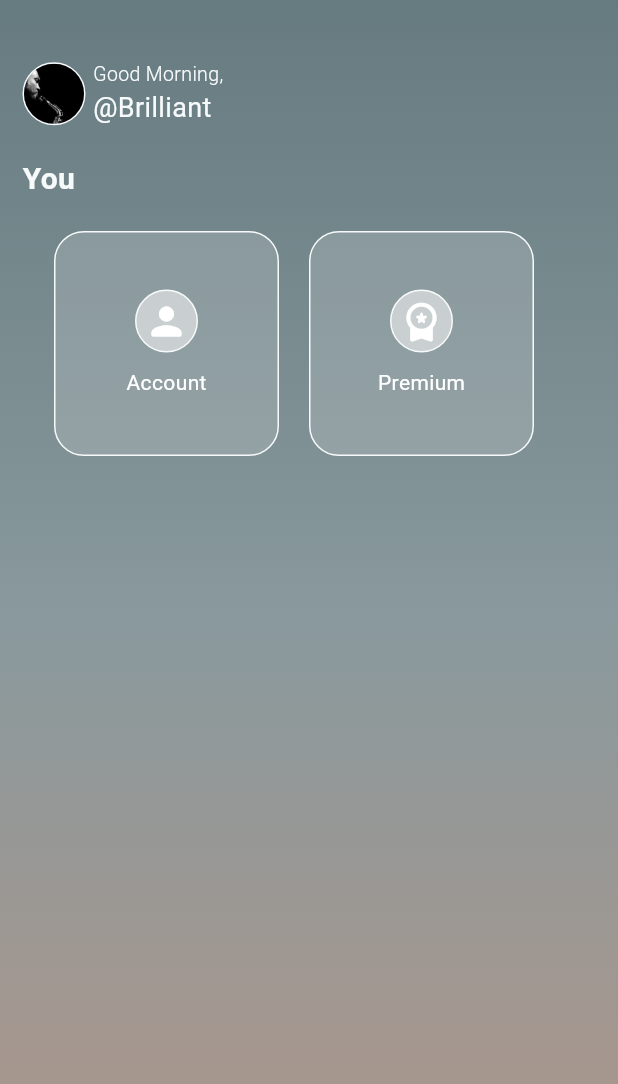
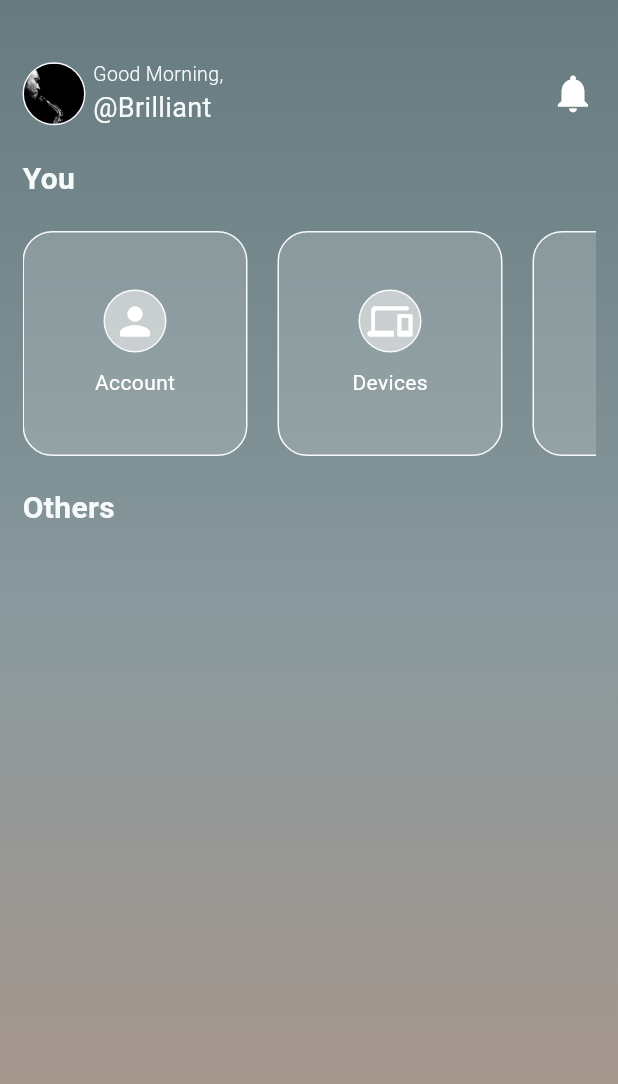
Before and after one commit to kwakyebrilliant/play, a Flutter app: the SettingPage screen opened directly, on a phone screen of 412 x 824 dp. Shown: the top 1084 px of the screen. Run offline on Flutter 3.47's test engine with Material 3 defaults, Android fonts, the phone set to English and light mode, and no system bars.

Commit message:
settings page updates

```diff
--- a/lib/screens/settings/setting_page.dart
+++ b/lib/screens/settings/setting_page.dart
@@ -42,6 +42,10 @@ class _SettingPageState extends State<SettingPage> {
             padding: const EdgeInsets.only(left: 15.0, right: 15.0, top: 40.0),
             child: Column(
               children: [
+                //profile, greeting, username and notification icon
+                Row(
+                  mainAxisAlignment: MainAxisAlignment.spaceBetween,
+                  children: [
                     //profile, greeting and username
                     Row(
                       children: [
@@ -56,7 +60,8 @@ class _SettingPageState extends State<SettingPage> {
                           ),
                           child: const CircleAvatar(
                             radius: 20.0,
-                        backgroundImage: AssetImage('assets/images/sing1.jpg'),
+                            backgroundImage:
+                                AssetImage('assets/images/sing1.jpg'),
                           ),
                         ),
 
@@ -87,6 +92,15 @@ class _SettingPageState extends State<SettingPage> {
                               ),
                             ],
                           ),
+                        ),
+                      ],
+                    ),
+
+                    //notification icon
+                    const Icon(
+                      Icons.notifications,
+                      size: 30.0,
+                      color: Colors.white,
                     ),
                   ],
                 ),
@@ -165,6 +179,56 @@ class _SettingPageState extends State<SettingPage> {
                         ),
                       ),
 
+                      //devices here
+                      Padding(
+                        padding: const EdgeInsets.only(right: 20.0),
+                        child: Container(
+                          height: 150.0,
+                          width: 150.0,
+                          decoration: BoxDecoration(
+                            color: const Color(0xFFE3E5E5).withOpacity(0.2),
+                            borderRadius: BorderRadius.circular(20.0),
+                            border: Border.all(
+                              color: const Color(0xFFF7fAFB),
+                              width: 1.0,
+                            ),
+                          ),
+                          child: Column(
+                            mainAxisAlignment: MainAxisAlignment.center,
+                            children: [
+                              Container(
+                                height: 42.0,
+                                width: 42.0,
+                                decoration: BoxDecoration(
+                                  color:
+                                      const Color(0xFFE3E5E5).withOpacity(0.7),
+                                  borderRadius: BorderRadius.circular(60.0),
+                                  border: Border.all(
+                                    width: 1.0,
+                                    color: const Color(0xFFF7fAFB),
+                                  ),
+                                ),
+                                // devices icon
+                                child: const Icon(
+                                  Icons.devices_rounded,
+                                  size: 30.0,
+                                  color: Colors.white,
+                                ),
+                              ),
+                              const Padding(
+                                padding: EdgeInsets.only(top: 10.0),
+                                child: Text(
+                                  'Devices',
+                                  style: TextStyle(
+                                    color: Colors.white,
+                                  ),
+                                ),
+                              ),
+                            ],
+                          ),
+                        ),
+                      ),
+
                       //premium here
                       Padding(
                         padding: const EdgeInsets.only(right: 20.0),
@@ -217,6 +281,24 @@ class _SettingPageState extends State<SettingPage> {
                     ],
                   ),
                 ),
+
+                //Others header text
+                const Padding(
+                  padding: EdgeInsets.symmetric(vertical: 20.0),
+                  child: Row(
+                    mainAxisAlignment: MainAxisAlignment.start,
+                    children: [
+                      Text(
+                        'Others',
+                        style: TextStyle(
+                          fontSize: 20.0,
+                          color: Color(0xFFF7fAFB),
+                          fontWeight: FontWeight.w600,
+                        ),
+                      ),
+                    ],
+                  ),
+                ),
               ],
             ),
           ),
```
Lines whose indentation alone changed are shown as unchanged.
